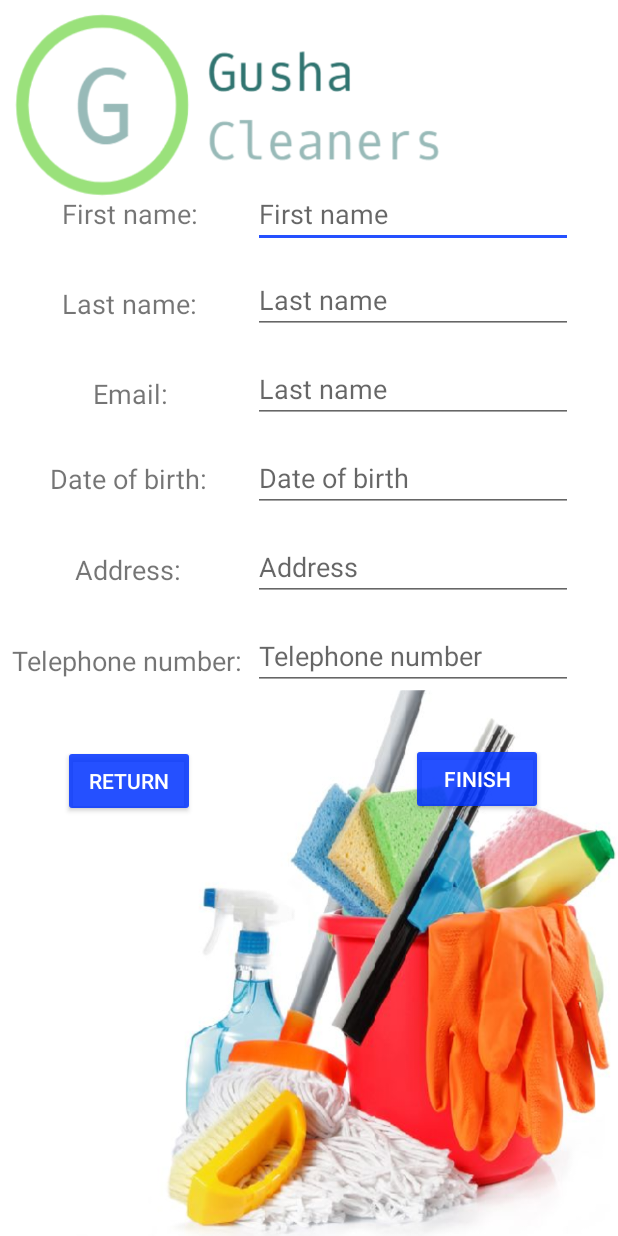
After one commit to ltdeivis/SparklingClean, an Android app: the layout activity_register2.xml on its own in the app's theme, with its tools: preview values and no code run, on a phone screen of 412 x 824 dp. The commit adds this screen. Run offline under Robolectric (Android 15) with nearby library versions, the phone set to English and light mode, and no system bars.

Commit message:
GUI For register screens done.

```diff
--- /dev/null
+++ b/app/src/main/res/layout/activity_register2.xml
@@ -0,0 +1,184 @@
+<?xml version="1.0" encoding="utf-8"?>
+<android.support.constraint.ConstraintLayout
+    xmlns:android="http://schemas.android.com/apk/res/android"
+    xmlns:app="http://schemas.android.com/apk/res-auto"
+    xmlns:tools="http://schemas.android.com/tools"
+    android:layout_width="match_parent"
+    android:background="@drawable/loginbg"
+    android:layout_height="match_parent">
+
+    <TextView
+        android:id="@+id/textView"
+        android:layout_width="wrap_content"
+        android:layout_height="wrap_content"
+        android:layout_marginStart="24dp"
+        android:layout_marginTop="130dp"
+        android:layout_marginEnd="20dp"
+        android:text="@string/registerFN"
+        android:textSize="18sp"
+        app:layout_constraintEnd_toStartOf="@+id/editText"
+        app:layout_constraintStart_toStartOf="parent"
+        app:layout_constraintTop_toTopOf="parent" />
+
+    <TextView
+        android:id="@+id/textView2"
+        android:layout_width="wrap_content"
+        android:layout_height="wrap_content"
+        android:layout_marginTop="35dp"
+        android:layout_marginEnd="10dp"
+        android:text="@string/registerLN"
+        android:textSize="18sp"
+        app:layout_constraintEnd_toStartOf="@+id/editText2"
+        app:layout_constraintHorizontal_bias="0.0"
+        app:layout_constraintStart_toStartOf="@+id/textView"
+        app:layout_constraintTop_toBottomOf="@+id/textView" />
+
+    <TextView
+        android:id="@+id/textView3"
+        android:layout_width="wrap_content"
+        android:layout_height="wrap_content"
+        android:layout_marginStart="15dp"
+        android:layout_marginTop="35dp"
+        android:layout_marginEnd="52dp"
+        android:text="@string/registerEmail"
+        android:textSize="18sp"
+        app:layout_constraintEnd_toStartOf="@+id/editText4"
+        app:layout_constraintStart_toStartOf="@+id/textView2"
+        app:layout_constraintTop_toBottomOf="@+id/textView2" />
+
+    <TextView
+        android:id="@+id/textView6"
+        android:layout_width="wrap_content"
+        android:layout_height="wrap_content"
+        android:layout_marginTop="32dp"
+        android:layout_marginEnd="52dp"
+        android:text="@string/registerDoB"
+        android:textSize="18sp"
+        app:layout_constraintEnd_toStartOf="@+id/editText5"
+        app:layout_constraintHorizontal_bias="0.584"
+        app:layout_constraintStart_toStartOf="@+id/textView3"
+        app:layout_constraintTop_toBottomOf="@+id/textView3" />
+
+    <TextView
+        android:id="@+id/textView7"
+        android:layout_width="wrap_content"
+        android:layout_height="wrap_content"
+        android:layout_marginTop="36dp"
+        android:layout_marginEnd="48dp"
+        android:text="@string/registerAddress"
+        android:textSize="18sp"
+        app:layout_constraintEnd_toStartOf="@+id/editText6"
+        app:layout_constraintHorizontal_bias="1.0"
+        app:layout_constraintStart_toStartOf="@+id/textView6"
+        app:layout_constraintTop_toBottomOf="@+id/textView6" />
+
+    <TextView
+        android:id="@+id/textView8"
+        android:layout_width="wrap_content"
+        android:layout_height="wrap_content"
+        android:layout_marginTop="36dp"
+        android:layout_marginEnd="49dp"
+        android:text="@string/registerPhoneNum"
+        android:textSize="18sp"
+        app:layout_constraintEnd_toStartOf="@+id/editText7"
+        app:layout_constraintStart_toStartOf="@+id/textView7"
+        app:layout_constraintTop_toBottomOf="@+id/textView7" />
+
+    <EditText
+        android:id="@+id/editText"
+        android:layout_width="wrap_content"
+        android:layout_height="wrap_content"
+        android:layout_marginTop="120dp"
+        android:layout_marginEnd="30dp"
+        android:ems="10"
+        android:hint="@string/fnHint"
+        android:inputType="textPersonName"
+        app:layout_constraintEnd_toEndOf="parent"
+        app:layout_constraintTop_toTopOf="parent"
+        android:autofillHints="" />
+
+    <EditText
+        android:id="@+id/editText2"
+        android:layout_width="wrap_content"
+        android:layout_height="wrap_content"
+        android:layout_marginTop="12dp"
+        android:ems="10"
+        android:hint="@string/lNHint"
+        android:inputType="textPersonName"
+        app:layout_constraintEnd_toEndOf="@+id/editText"
+        app:layout_constraintTop_toBottomOf="@+id/editText"
+        android:autofillHints="" />
+
+    <EditText
+        android:id="@+id/editText4"
+        android:layout_width="wrap_content"
+        android:layout_height="wrap_content"
+        android:layout_marginTop="14dp"
+        android:ems="10"
+        android:hint="@string/lNHint"
+        android:inputType="textPersonName"
+        app:layout_constraintEnd_toEndOf="@+id/editText2"
+        app:layout_constraintTop_toBottomOf="@+id/editText2"
+        android:autofillHints="" />
+
+    <EditText
+        android:id="@+id/editText5"
+        android:layout_width="wrap_content"
+        android:layout_height="wrap_content"
+        android:layout_marginTop="14dp"
+        android:ems="10"
+        android:hint="@string/doBHint"
+        android:inputType="textPersonName"
+        app:layout_constraintEnd_toEndOf="@+id/editText4"
+        app:layout_constraintTop_toBottomOf="@+id/editText4"
+        android:autofillHints="" />
+
+    <EditText
+        android:id="@+id/editText6"
+        android:layout_width="wrap_content"
+        android:layout_height="wrap_content"
+        android:layout_marginTop="14dp"
+        android:ems="10"
+        android:hint="@string/addressHint"
+        android:inputType="textPersonName"
+        app:layout_constraintEnd_toEndOf="@+id/editText5"
+        app:layout_constraintTop_toBottomOf="@+id/editText5"
+        android:autofillHints="" />
+
+    <EditText
+        android:id="@+id/editText7"
+        android:layout_width="wrap_content"
+        android:layout_height="wrap_content"
+        android:layout_marginTop="14dp"
+        android:ems="10"
+        android:hint="@string/phoneNumHint"
+        android:inputType="textPersonName"
+        app:layout_constraintEnd_toEndOf="@+id/editText6"
+        app:layout_constraintTop_toBottomOf="@+id/editText6"
+        android:autofillHints="" />
+
+    <Button
+        android:id="@+id/button"
+        android:layout_width="wrap_content"
+        android:layout_height="wrap_content"
+        android:layout_marginTop="35dp"
+        android:layout_marginEnd="50dp"
+        android:backgroundTint="@color/colorAccent"
+        android:text="@string/finishBtn"
+        android:textColor="@android:color/white"
+        app:layout_constraintEnd_toEndOf="parent"
+        app:layout_constraintTop_toBottomOf="@+id/editText7" />
+
+    <Button
+        android:id="@+id/button3"
+        android:layout_width="wrap_content"
+        android:layout_height="wrap_content"
+        android:layout_marginTop="44dp"
+        android:layout_marginEnd="144dp"
+        android:backgroundTint="@color/colorAccent"
+        android:text="@string/returnBtn"
+        android:textColor="@android:color/white"
+        app:layout_constraintEnd_toStartOf="@+id/button"
+        app:layout_constraintTop_toBottomOf="@+id/textView8" />
+
+</android.support.constraint.ConstraintLayout>
--- a/app/src/main/res/values/strings.xml
+++ b/app/src/main/res/values/strings.xml
@@ -8,13 +8,36 @@
     <string name="forgotPW">Forgot password or username</string>
 
     <!--Register1 Activity-->
+    <!--Labels-->
     <string name="registerUsername">Enter a username:</string>
     <string name="registerPassword">Enter a password:</string>
     <string name="confirmPassword">Confirm password:</string>
+
+    <!--Hints-->
     <string name="confirmPasswordHint">Confirm password</string>
+
+    <!--Buttons-->
     <string name="returnBtn">Return</string>
     <string name="nextBtn">Next</string>
 
+    <!--Register2 Activity-->
+    <!--Labels-->
+    <string name="registerFN">First name:</string>
+    <string name="registerLN">Last name:</string>
+    <string name="registerEmail">Email:</string>
+    <string name="registerDoB">Date of birth:</string>
+    <string name="registerAddress">Address:</string>
+    <string name="registerPhoneNum">Telephone number:</string>
 
+    <!--Hints-->
+    <string name="fnHint">First name</string>
+    <string name="lNHint">Last name</string>
+    <string name="emailHint">Email</string>
+    <string name="doBHint">Date of birth</string>
+    <string name="addressHint">Address</string>
+    <string name="phoneNumHint">Telephone number</string>
+
+    <!--Buttons-->
+    <string name="finishBtn">Finish</string>
 
 </resources>
```
Also changed, not shown: app/src/main/java/com/example/sparklingclean/Login/LoginActivity.java (+9 -1 lines), app/src/main/res/layout/activity_register1.xml (added, +112 -0 lines).
